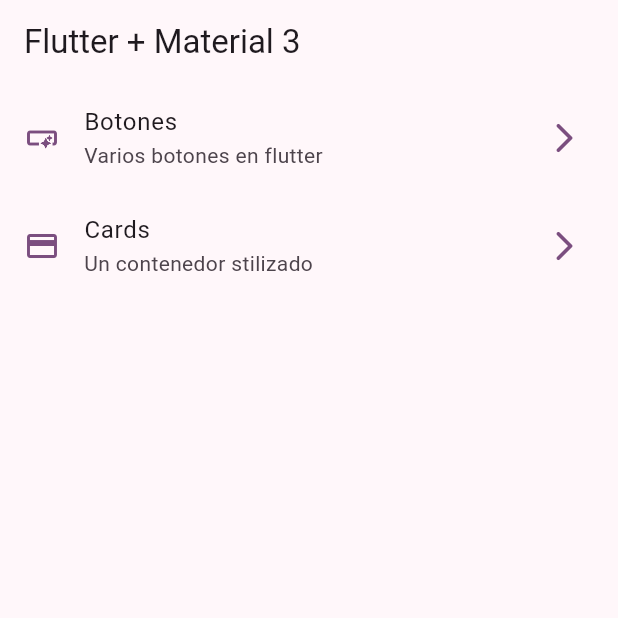
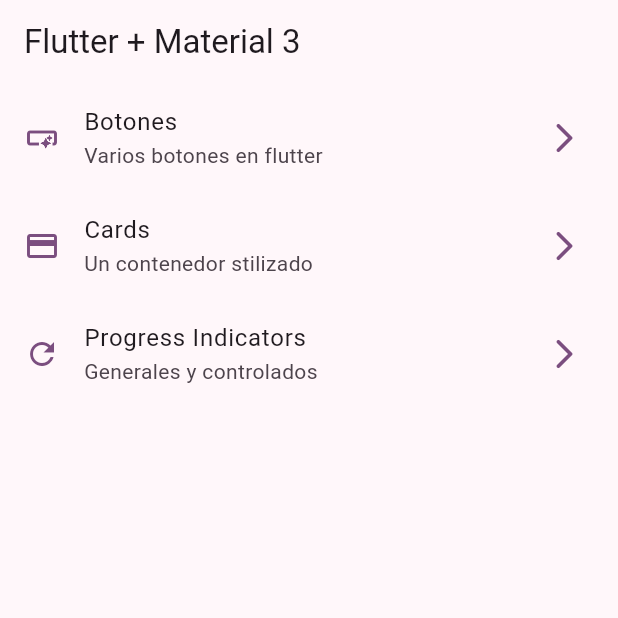
Before and after one commit to CarlosHugoRodriguezC/widgetsAppFlutter, a Flutter app: the screen it shows after launch, on a phone screen of 412 x 824 dp, the top half of it. Run offline on Flutter 3.47's test engine with Material 2 defaults, Android fonts, the phone set to English and light mode, and no system bars; our stand-ins replace go_router.

Commit message:
progress indicator finished

```diff
--- a/lib/config/menu/menu_items.dart
+++ b/lib/config/menu/menu_items.dart
@@ -24,4 +24,9 @@ const appMenuItems = <MenuItem>[
       subtitle: 'Un contenedor stilizado',
       link: '/cards',
       icon: Icons.credit_card),
+  MenuItem(
+      title: 'Progress Indicators',
+      subtitle: 'Generales y controlados',
+      link: '/progress',
+      icon: Icons.refresh_outlined),
 ];
--- a/lib/config/router/app_router.dart
+++ b/lib/config/router/app_router.dart
@@ -19,6 +19,11 @@ final router = GoRouter(
       path: '/cards',
       name: CardsScreen.name,
       builder: (context, state) => const CardsScreen(),
+    ),
+    GoRoute(
+      path: '/progress',
+      name: ProgressScreen.name,
+      builder: (context, state) => const ProgressScreen(),
     )
   ],
 );
```
Also changed, not shown: lib/presentation/screens/progress/progress_screen.dart (+68 -0 lines).
